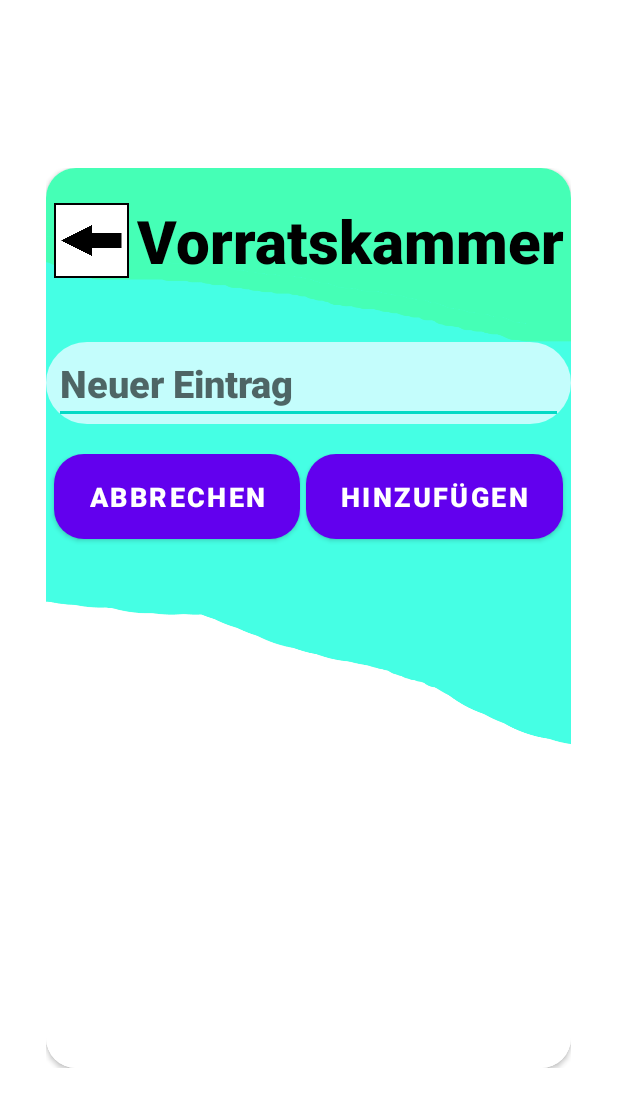
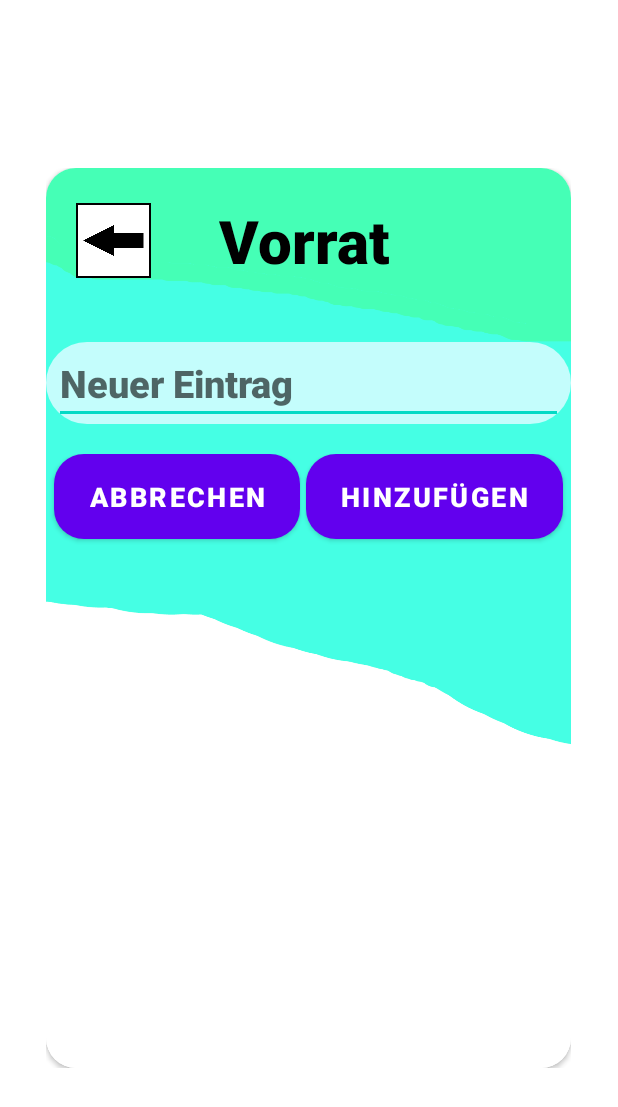
Before and after one commit to Yannick12365/EMA-Projekt, an Android app: the layout popup_vorratskammer_add.xml on its own in the app's theme, with its tools: preview values and no code run, on a phone screen of 412 x 824 dp. Shown: the top 1107 px of the screen. Run offline under Robolectric (Android 15) with nearby library versions, the phone set to English and light mode, and no system bars.

Commit message:
fix layout

```diff
--- a/app/src/main/java/com/example/ema_projekt/einkaufsliste/EinkaufslisteActivity.kt
+++ b/app/src/main/java/com/example/ema_projekt/einkaufsliste/EinkaufslisteActivity.kt
@@ -145,6 +145,7 @@ class EinkaufslisteActivity : AppCompatActivity() {
                         }
                     }
                     val vorratItem = VorratskammerData(checkbox.text.toString(), newId)
+
                     VorratskammerDatabase().writeDatabase(vorratItem,applicationContext)
                     vorratList.add(vorratItem)
                 }
--- a/app/src/main/java/com/example/ema_projekt/hottopics/HotTopicsData.kt
+++ b/app/src/main/java/com/example/ema_projekt/hottopics/HotTopicsData.kt
@@ -89,8 +89,6 @@ class HotTopicDatabase{
 
     fun deleteDatabaseItemKommentar(idTopic:Int,id: Int, context: Context) {
         val wgName = LoginDataSettingsJSON().readLoginDataJSON(context).wgName
-        Log.d("DEBUG",idTopic.toString())
-        Log.d("DEBUG",id.toString())
         database.child(wgName).child("HotTopic").child(idTopic.toString()).child("Kommentare").child(id.toString()).removeValue()
     }
 }
--- a/app/src/main/res/layout/popup_internet_error.xml
+++ b/app/src/main/res/layout/popup_internet_error.xml
@@ -2,7 +2,7 @@
 <androidx.constraintlayout.widget.ConstraintLayout xmlns:android="http://schemas.android.com/apk/res/android"
     xmlns:app="http://schemas.android.com/apk/res-auto"
     android:layout_width="300dp"
-    android:layout_height="300dp"
+    android:layout_height="wrap_content"
     android:layout_gravity="center"
     >
 
@@ -32,6 +32,7 @@
                 android:textSize="20sp" />
 
             <Button
+                android:layout_marginBottom="30dp"
                 android:id="@+id/button_verstanden"
                 android:layout_width="wrap_content"
                 android:layout_height="wrap_content"
--- a/app/src/main/res/layout/popup_login_error.xml
+++ b/app/src/main/res/layout/popup_login_error.xml
@@ -2,7 +2,7 @@
 <androidx.constraintlayout.widget.ConstraintLayout xmlns:android="http://schemas.android.com/apk/res/android"
     xmlns:app="http://schemas.android.com/apk/res-auto"
     android:layout_width="300dp"
-    android:layout_height="300dp"
+    android:layout_height="wrap_content"
     android:layout_gravity="center"
     >
 
@@ -32,13 +32,14 @@
                 android:textSize="20sp" />
 
             <Button
+                android:layout_marginBottom="30dp"
                 android:id="@+id/button_verstanden"
                 android:layout_width="wrap_content"
                 android:layout_height="wrap_content"
                 android:layout_gravity="center"
                 android:background="@drawable/standart_button_background"
                 android:fontFamily="sans-serif-black"
-                android:text="Verstanden" />
+                android:text="@string/verstanden" />
         </LinearLayout>
 
     </androidx.cardview.widget.CardView>
--- a/app/src/main/res/layout/popup_vorratskammer_add.xml
+++ b/app/src/main/res/layout/popup_vorratskammer_add.xml
@@ -32,7 +32,7 @@
                 <LinearLayout
                     android:layout_width="match_parent"
                     android:layout_height="match_parent"
-                    android:layout_marginStart="5dp"
+                    android:layout_marginStart="20dp"
                     android:gravity="center_vertical"
                     android:orientation="horizontal">
 
@@ -40,7 +40,7 @@
                         android:id="@+id/imageButton_vorratskammer_eintrag_zurueck"
                         android:layout_width="50dp"
                         android:layout_height="50dp"
-                        android:layout_marginEnd="5dp"
+                        android:layout_marginEnd="45dp"
                         android:background="@drawable/zurueck"
                         tools:ignore="SpeakableTextPresentCheck,TouchTargetSizeCheck" />
 
@@ -49,7 +49,7 @@
                         android:layout_width="wrap_content"
                         android:layout_height="wrap_content"
                         android:fontFamily="sans-serif-black"
-                        android:text="@string/vorratskammer"
+                        android:text="Vorrat"
                         android:textColor="@color/black"
                         android:textSize="40sp"
                         android:textStyle="bold" />
--- a/app/src/main/res/layout/popup_wg_info_text.xml
+++ b/app/src/main/res/layout/popup_wg_info_text.xml
@@ -41,7 +41,7 @@
                         android:id="@+id/imageButton_wginfo_text_zurueck"
                         android:layout_width="50dp"
                         android:layout_height="50dp"
-                        android:layout_marginEnd="20dp"
+                        android:layout_marginEnd="10dp"
                         android:background="@drawable/zurueck"
                         tools:ignore="SpeakableTextPresentCheck,TouchTargetSizeCheck" />
 
```
